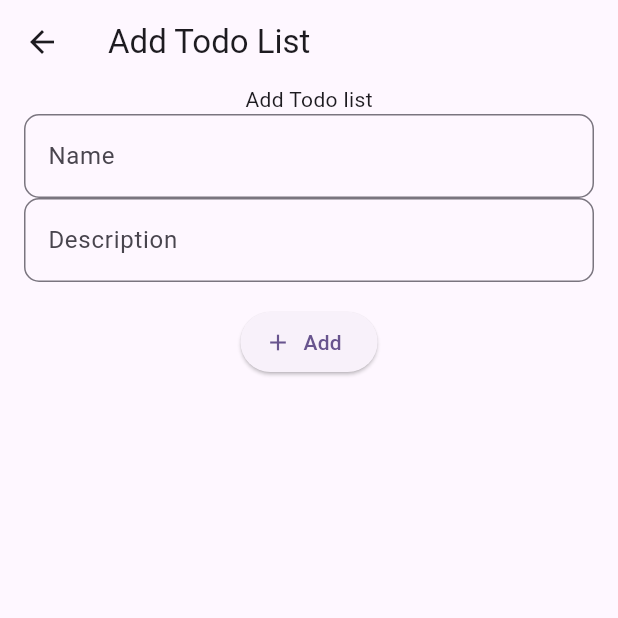
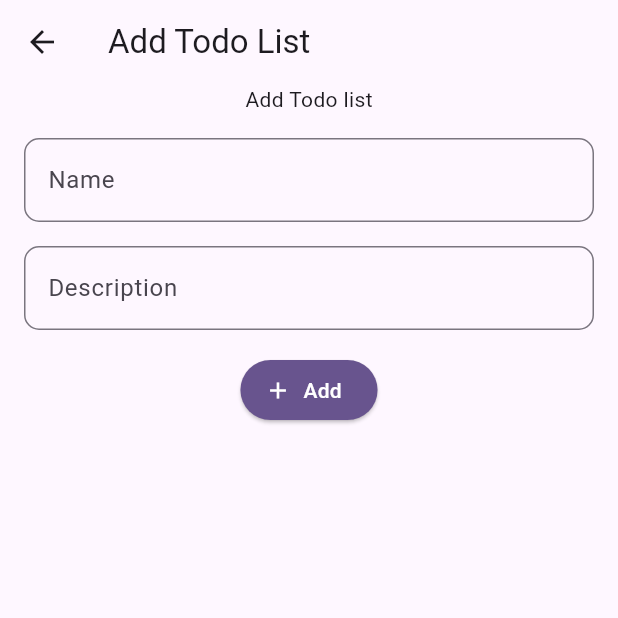
Before and after one commit to marufrobin/todo_list_with_bloc, a Flutter app: the AddTodoListScreen screen opened by its route, on a phone screen of 412 x 824 dp, the top half of it. Run offline on Flutter 3.47's test engine with Material 3 defaults, Android fonts, the phone set to English and light mode, and no system bars; our stand-ins replace flutter_bloc.

Commit message:
✅ color change

```diff
--- a/lib/add_todo_list.screen.dart
+++ b/lib/add_todo_list.screen.dart
@@ -8,11 +8,14 @@ class AddTodoListScreen extends StatelessWidget {
 
   @override
   Widget build(BuildContext context) {
+    final colorScheme = Theme.of(context).colorScheme;
+
     return Scaffold(
       appBar: AppBar(title: Text("Add Todo List")),
       body: Container(
         padding: EdgeInsets.symmetric(horizontal: 16),
         child: Column(
+          spacing: 16,
           children: [
             Text("Add Todo list"),
             _textField(controller: _addTextController, hintText: 'Name'),
@@ -20,11 +23,16 @@ class AddTodoListScreen extends StatelessWidget {
               controller: _descriptionTextController,
               hintText: 'Description',
             ),
-            SizedBox(height: 16),
             ElevatedButton.icon(
               onPressed: () {},
-              icon: Icon(Icons.add),
-              label: Text('Add'),
+              style: ElevatedButton.styleFrom(
+                backgroundColor: colorScheme.primary,
+              ),
+              icon: Icon(Icons.add, color: colorScheme.onSecondary),
+              label: Text(
+                'Add',
+                style: TextStyle(color: colorScheme.onSecondary),
+              ),
             ),
           ],
         ),
```
